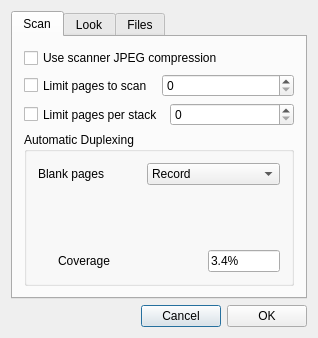
This is options.ui in sjg20/paperman as Qt 5 draws it before an edit. The edited form follows.
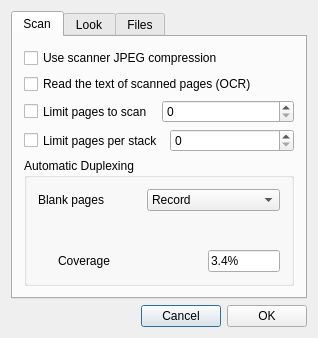
This is the edited form. Custom widgets are drawn as their Qt base class.

Commit message: Read scanned pages' text in the background and show it

What changed in the file:
```diff
--- a/options.ui
+++ b/options.ui
@@ -33,6 +33,16 @@
            </property>
           </widget>
          </item>
+         <item>
+          <widget class="QCheckBox" name="readText">
+           <property name="toolTip">
+            <string>Read the text of each page after scanning, so that it can be searched and copied</string>
+           </property>
+           <property name="text">
+            <string>Read the text of scanned pages (OCR)</string>
+           </property>
+          </widget>
+         </item>
          <item>
           <layout class="QHBoxLayout">
            <item>
```
The commit also changes 12 other files.
